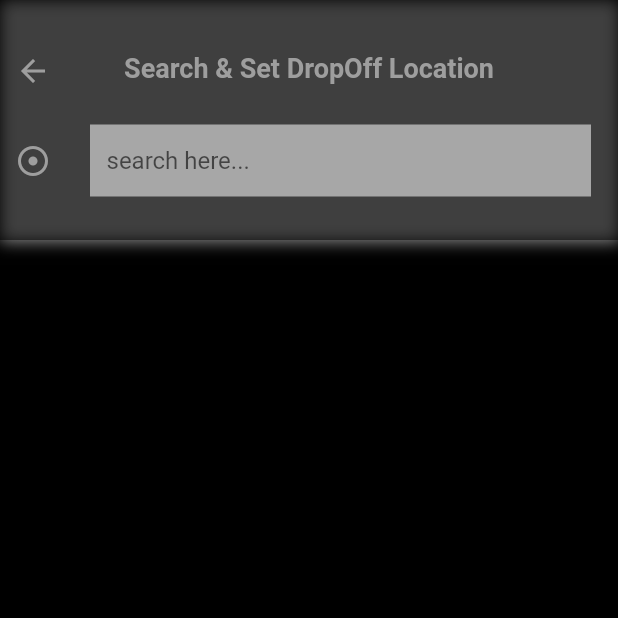
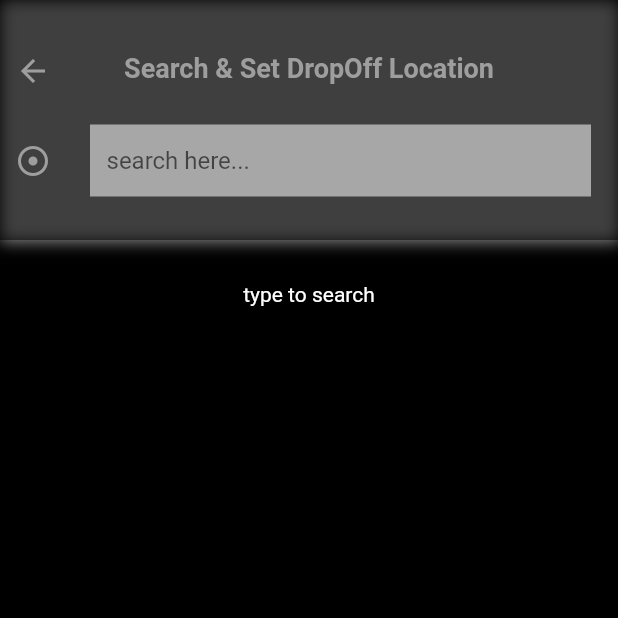
Before and after one commit to hfhadi/lokaluser, a Flutter app: the SearchPlacesScreen screen opened directly, on a phone screen of 412 x 824 dp, the top half of it. Run offline on Flutter 3.47's test engine with Material 2 defaults, Android fonts, the phone set to English and light mode, and no system bars; our stand-ins replace animated_text_kit, firebase_auth, firebase_core, firebase_database, fluttertoast, geolocator and 3 more; missing offline and left inert: flutter_geofire, flutter_polyline_points, google_maps_controller, google_maps_flutter_platform_interface, google_maps_utils, map_picker; accounts and stored records are empty.

Commit message:
show text 'type to search' when TextField is empty or less than one

```diff
--- a/lib/mainScreens/search_places_screen.dart
+++ b/lib/mainScreens/search_places_screen.dart
@@ -16,7 +16,10 @@ class _SearchPlacesScreenState extends State<SearchPlacesScreen> {
   List<PredictedPlaces> placesPredictedList = [];
 
   void findPlaceAutoCompleteSearch(String inputText) async {
+
     if (inputText.length > 1) //2 or more than 2 input characters
+
+
     {
       placesPredictedList = [];
       //  String urlAutoCompleteSearch = 'images/destination.json';
@@ -39,6 +42,12 @@ class _SearchPlacesScreenState extends State<SearchPlacesScreen> {
           placesPredictedList = placePredictionsList;
         });
       }
+    }
+    else{
+      setState(() {
+        placesPredictedList.clear();
+      });
+
     }
   }
 
@@ -110,6 +119,7 @@ class _SearchPlacesScreenState extends State<SearchPlacesScreen> {
                             child: TextField(
                               onChanged: (valueTyped) {
                                 findPlaceAutoCompleteSearch(valueTyped);
+
                               },
                               decoration: const InputDecoration(
                                 hintText: "search here...",
@@ -133,8 +143,8 @@ class _SearchPlacesScreenState extends State<SearchPlacesScreen> {
             ),
 
             //display place predictions result
-            (placesPredictedList.isNotEmpty)
-                ? Expanded(
+            if (placesPredictedList.isNotEmpty)
+              Expanded(
                     child: ListView.separated(
                       itemCount: placesPredictedList.length,
                       physics: ClampingScrollPhysics(),
@@ -152,8 +162,10 @@ class _SearchPlacesScreenState extends State<SearchPlacesScreen> {
                         );
                       },
                     ),
-                  )
-                : Container(),
+                  ) else  const Padding(
+                    padding: EdgeInsets.only(top:28.0),
+                    child: Text('type to search', style: TextStyle(color: Colors.white)),
+                  ),
           ],
         ),
       ),
```
